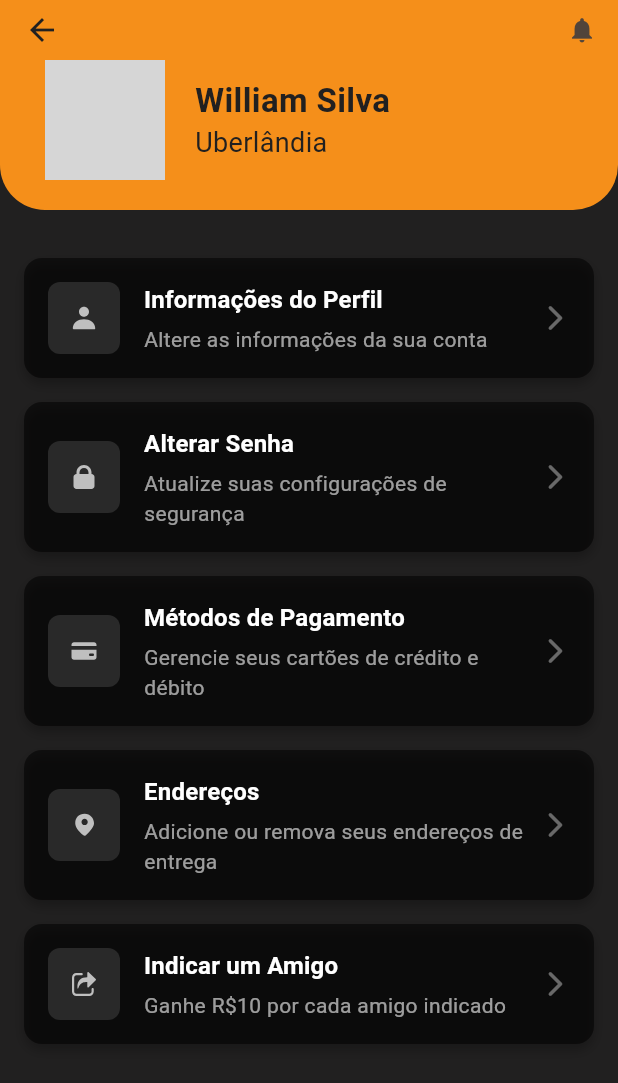
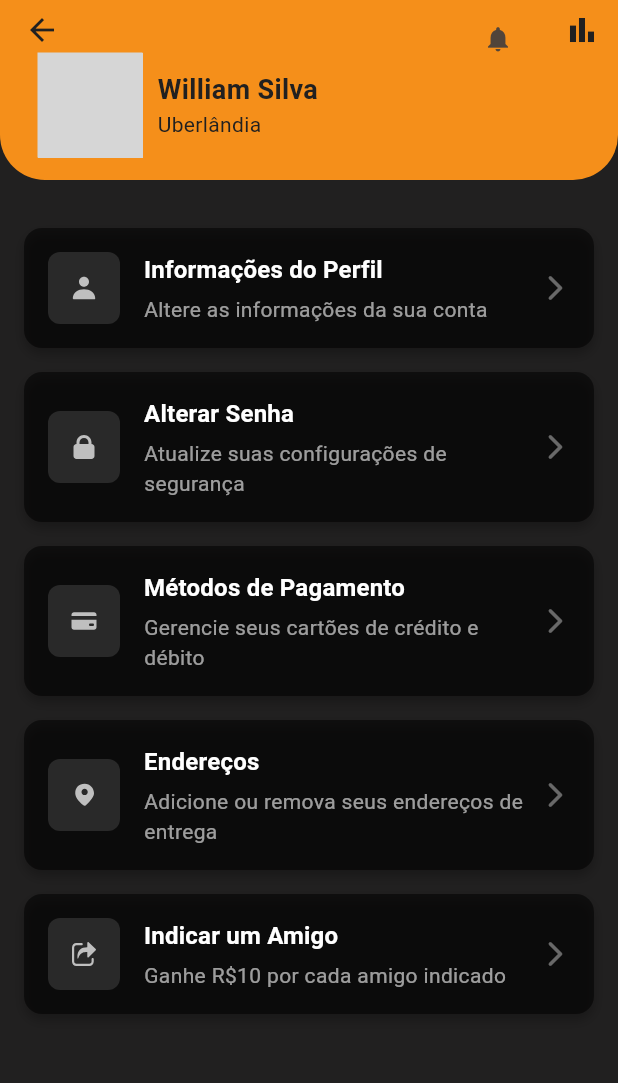
Before and after one commit to williamsilvadonizete/rota-app, a Flutter app: the Body screen opened directly, on a phone screen of 412 x 824 dp. Shown: the top 1083 px of the screen. Run offline on Flutter 3.47's test engine with Material 3 defaults, Android fonts, the phone set to English and light mode, and no system bars; our stand-ins replace fl_chart, flutter_svg, form_field_validator, permission_handler; project files that could hold a hidden picture were left out; grey boxes are pictures that could not be loaded.

Commit message:
feat: chart

```diff
--- a/lib/components/custom_status_bar.dart
+++ b/lib/components/custom_status_bar.dart
@@ -1,5 +1,6 @@
 import 'package:flutter/material.dart';
 import 'package:flutter_svg/svg.dart';
+import 'package:rota_app/components/notification_permission.dart';
 import 'package:rota_app/constants.dart';
 
 class CustomStatusAppBar extends StatelessWidget implements PreferredSizeWidget {
@@ -7,9 +8,15 @@ class CustomStatusAppBar extends StatelessWidget implements PreferredSizeWidget
   final Size preferredSize;
 
   final bool showBackButton;
+  final VoidCallback? onChartPressed; // Callback para o clique no ícone de gráfico
+  final bool isChartVisible; // Estado para controlar a cor do ícone
 
-  const CustomStatusAppBar({super.key, this.showBackButton = false})
-      : preferredSize = const Size.fromHeight(140.0); // Tamanho total do AppBar
+  const CustomStatusAppBar({
+    super.key,
+    this.showBackButton = false,
+    this.onChartPressed,
+    this.isChartVisible = false, // Valor padrão
+  }) : preferredSize = const Size.fromHeight(120.0); // Tamanho reduzido do AppBar
 
   @override
   Widget build(BuildContext context) {
@@ -31,13 +38,20 @@ class CustomStatusAppBar extends StatelessWidget implements PreferredSizeWidget
       actions: [
         IconButton(
           onPressed: () {},
-          icon: const Icon(Icons.notifications, size: 20),
+          icon: NotificationPermissionWidget(),
+        ),
+        IconButton(
+          onPressed: onChartPressed, // Usa o callback aqui
+          icon: Icon(
+            Icons.bar_chart,
+            color: isChartVisible ? Colors.amber : primaryColorDark, // Muda a cor do ícone
+          ),
         ),
       ],
       bottom: PreferredSize(
-        preferredSize: const Size.fromHeight(110.0),
+        preferredSize: const Size.fromHeight(80.0), // Tamanho reduzido do bottom
         child: Padding(
-          padding: const EdgeInsets.only(left: 30, bottom: 20),
+          padding: const EdgeInsets.only(left: 25, bottom: 15), // Padding ajustado
           child: _buildUserInfo(),
         ),
       ),
@@ -47,11 +61,9 @@ class CustomStatusAppBar extends StatelessWidget implements PreferredSizeWidget
   Widget _buildUserInfo() {
     return Row(
       children: [
-        Stack(
-          children: [
         Container(
-              width: 80,
-              height: 80,
+          width: 70, // Tamanho reduzido do container
+          height: 70,
           decoration: const BoxDecoration(
             color: primaryColor,
             shape: BoxShape.circle,
@@ -61,25 +73,22 @@ class CustomStatusAppBar extends StatelessWidget implements PreferredSizeWidget
             fit: BoxFit.contain,
           ),
         ),
-          ],
-        ),
-        const SizedBox(width: 20),
+        const SizedBox(width: 10), // Espaço reduzido entre os elementos
         const Column(
           crossAxisAlignment: CrossAxisAlignment.start,
           children: [
             Text(
               'William Silva',
               style: TextStyle(
-                fontSize: 22,
+                fontSize: 18, // Tamanho da fonte reduzido
                 fontWeight: FontWeight.w700,
                 color: primaryColorDark,
               ),
             ),
             Text(
               'Uberlândia',
-              style: TextStyle(fontSize: 18, color: primaryColorDark),
+              style: TextStyle(fontSize: 14, color: primaryColorDark), // Tamanho da fonte reduzido
             ),
-
           ],
         ),
       ],
--- /dev/null
+++ b/lib/components/notification_permission.dart
@@ -0,0 +1,56 @@
+import 'package:flutter/material.dart';
+import 'package:permission_handler/permission_handler.dart';
+
+class NotificationPermissionWidget extends StatefulWidget {
+  const NotificationPermissionWidget({super.key});
+
+  @override
+  State<NotificationPermissionWidget> createState() =>
+      _NotificationPermissionWidgetState();
+}
+
+class _NotificationPermissionWidgetState
+    extends State<NotificationPermissionWidget> {
+  bool _isNotificationPermissionGranted = false;
+
+  @override
+  void initState() {
+    super.initState();
+    _checkNotificationPermission();
+  }
+
+  // Verifica a permissão de notificação
+  Future<void> _checkNotificationPermission() async {
+    final permissionStatus = await Permission.notification.status;
+    setState(() {
+      _isNotificationPermissionGranted = permissionStatus.isGranted;
+    });
+  }
+
+  // Solicita permissão para notificação
+  Future<void> _requestNotificationPermission() async {
+    final permissionStatus = await Permission.notification.request();
+    if (permissionStatus.isGranted) {
+      setState(() {
+        _isNotificationPermissionGranted = true;
+      });
+    }
+  }
+
+  @override
+  Widget build(BuildContext context) {
+    return IconButton(
+      onPressed: () {
+        if (!_isNotificationPermissionGranted) {
+          _requestNotificationPermission();
+        }
+      },
+      icon: Icon(
+        _isNotificationPermissionGranted
+            ? Icons.notifications
+            : Icons.notifications_off, // Exibe ícone diferente quando sem permissão
+        size: 20,
+      ),
+    );
+  }
+}
--- a/lib/components/week_days_and_delivery.dart
+++ b/lib/components/week_days_and_delivery.dart
@@ -25,7 +25,7 @@ class WeekDaysAndDelivery extends StatelessWidget {
                 children: [
                   Text(
                     day,
-                    style: Theme.of(context).textTheme.bodyMedium?.copyWith(
+                    style: Theme.of(context).textTheme.bodyLarge?.copyWith(
                           color: isOpen ? Colors.green : titleColor.withOpacity(0.5),
                           fontWeight: isOpen ? FontWeight.bold : FontWeight.normal,
                         ),
--- a/lib/entry_point.dart
+++ b/lib/entry_point.dart
@@ -5,7 +5,6 @@ import 'package:rota_app/screens/onboarding/onboarding_scrreen.dart';
 
 import 'constants.dart';
 import 'screens/home/home_screen.dart';
-import 'screens/orderDetails/order_details_screen.dart';
 import 'screens/profile/profile_screen.dart';
 import 'screens/search/search_screen.dart';
 
--- a/lib/screens/auth/sign_in_screen.dart
+++ b/lib/screens/auth/sign_in_screen.dart
@@ -1,11 +1,6 @@
 import 'package:flutter/gestures.dart';
 import 'package:flutter/material.dart';
-import 'package:flutter_svg/flutter_svg.dart';
 import 'package:rota_app/components/custom_bar.dart';
-import 'package:rota_app/components/custom_status_bar.dart';
-import 'package:rota_app/components/wave_bar.dart';
-
-import '../../components/buttons/socal_button.dart';
 import '../../components/welcome_text.dart';
 import '../../constants.dart';
 import 'sign_up_screen.dart';
--- a/lib/screens/auth/sign_up_screen.dart
+++ b/lib/screens/auth/sign_up_screen.dart
@@ -1,10 +1,7 @@
 import 'package:flutter/gestures.dart';
 import 'package:flutter/material.dart';
-import 'package:flutter_svg/flutter_svg.dart';
 import 'package:rota_app/components/custom_bar.dart';
 import 'sign_in_screen.dart';
-
-import '../../components/buttons/socal_button.dart';
 import '../../components/welcome_text.dart';
 import '../../constants.dart';
 import '../signUp/components/sign_up_form.dart';
--- a/lib/screens/findRestaurants/find_restaurants_screen.dart
+++ b/lib/screens/findRestaurants/find_restaurants_screen.dart
@@ -14,8 +14,9 @@ class FindRestaurantsScreen extends StatelessWidget {
     return Scaffold(
       backgroundColor: primaryColorDark,
       appBar: AppBar(
+        backgroundColor: primaryColorDark,
         leading: IconButton(
-          icon: const Icon(Icons.close),
+          icon: const Icon(Icons.close, color: primaryColor,),
           onPressed: () {
             Navigator.push(
               context,
--- a/pubspec.yaml
+++ b/pubspec.yaml
@@ -33,7 +33,9 @@ dependencies:
   flutter_svg: ^2.0.10
   form_field_validator: ^1.1.0
   cupertino_icons: ^1.0.8
-  flutter_launcher_icons: ^0.10.0
+  flutter_launcher_icons: ^0.14.3
+  permission_handler: ^11.4.0
+  fl_chart: ^0.70.2
 
 
 flutter_icons:
```
Also changed, not shown: lib/screens/home/home_screen.dart (+106 -60 lines), lib/screens/onboarding/onboarding_scrreen.dart (+0 -8 lines), lib/screens/search/search_screen.dart (+59 -13 lines), pubspec.lock, 2 other files. Lines whose indentation alone changed are shown as unchanged.
